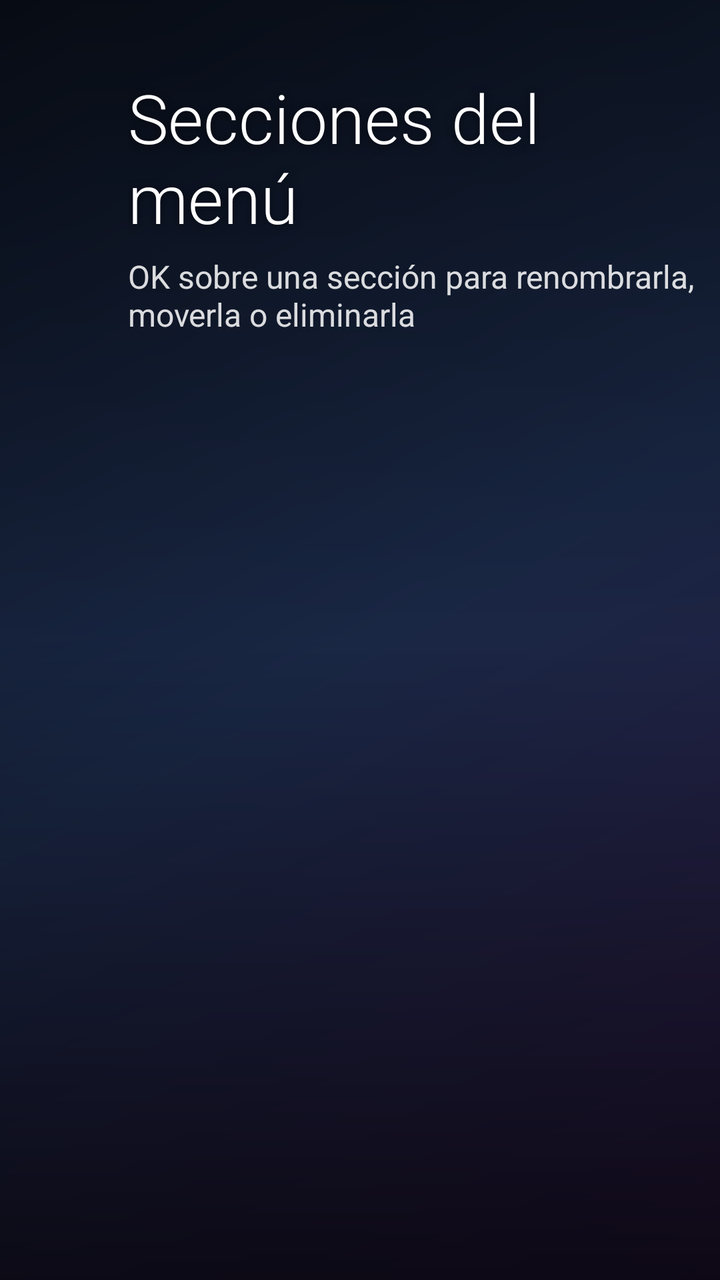
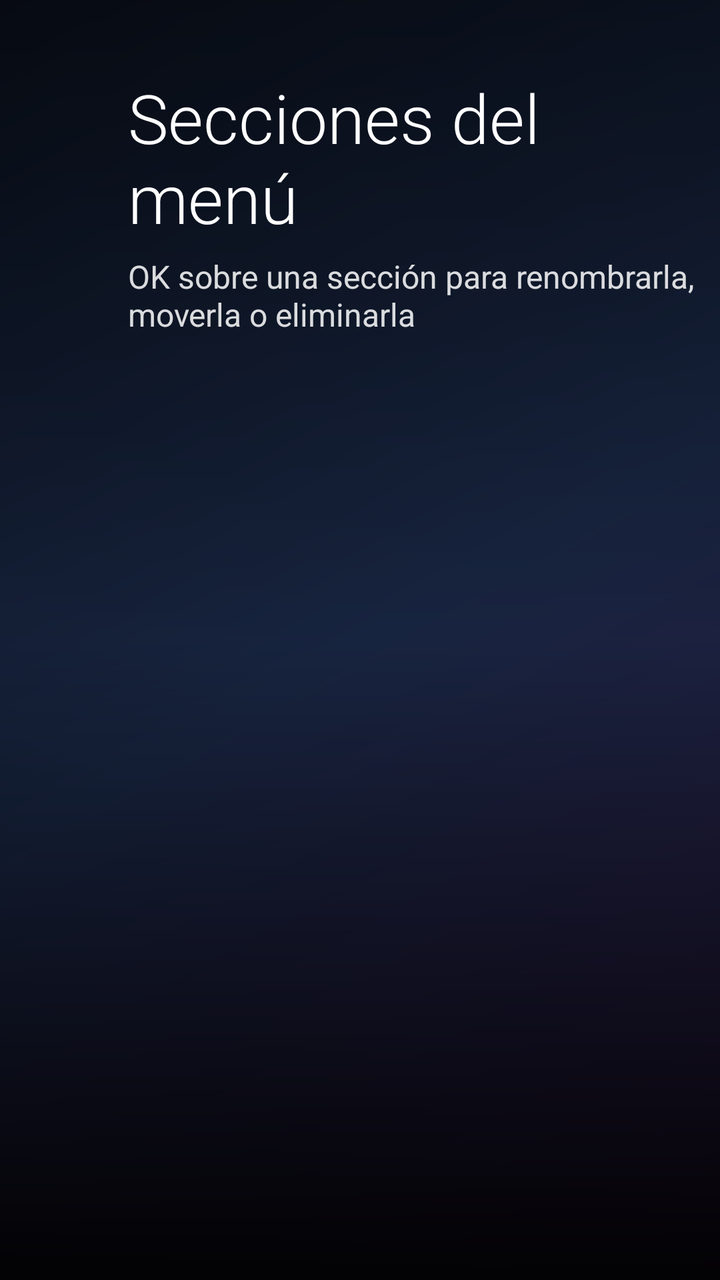

An Android layout rendered at two revisions. The XML below is the earlier revision; the diff shows what the commit changed to produce the second picture.
<!-- AndroidManifest.xml: application theme Theme.DavidLauncher -->
<!-- res/layout/activity_sections.xml -->
<?xml version="1.0" encoding="utf-8"?>
<FrameLayout xmlns:android="http://schemas.android.com/apk/res/android"
    android:layout_width="match_parent"
    android:layout_height="match_parent"
    android:background="@drawable/bg_fallback">

    <ImageView
        android:id="@+id/backdrop"
        android:layout_width="match_parent"
        android:layout_height="match_parent"
        android:importantForAccessibility="no"
        android:scaleType="centerCrop" />

    <View
        android:layout_width="match_parent"
        android:layout_height="match_parent"
        android:background="@drawable/scrim" />

    <LinearLayout
        android:layout_width="wrap_content"
        android:layout_height="wrap_content"
        android:layout_marginStart="64dp"
        android:layout_marginTop="36dp"
        android:orientation="vertical">

        <TextView
            android:layout_width="wrap_content"
            android:layout_height="wrap_content"
            android:fontFamily="sans-serif-light"
            android:shadowColor="#99000000"
            android:shadowDy="2"
            android:shadowRadius="10"
            android:text="@string/sections_title"
            android:textColor="#FFFFFF"
            android:textSize="34sp" />

        <TextView
            android:layout_width="wrap_content"
            android:layout_height="wrap_content"
            android:layout_marginTop="6dp"
            android:text="@string/sections_hint"
            android:textColor="#D9FFFFFF"
            android:textSize="16sp" />
    </LinearLayout>

    <ScrollView
        android:id="@+id/panel"
        android:layout_width="match_parent"
        android:layout_height="300dp"
        android:layout_gravity="bottom"
        android:layout_marginStart="32dp"
        android:layout_marginEnd="32dp"
        android:layout_marginBottom="24dp"
        android:overScrollMode="never"
        android:paddingStart="28dp"
        android:paddingTop="14dp"
        android:paddingEnd="28dp"
        android:paddingBottom="14dp"
        android:scrollbars="none">

        <LinearLayout
            android:id="@+id/list"
            android:layout_width="match_parent"
            android:layout_height="wrap_content"
            android:orientation="vertical" />
    </ScrollView>
</FrameLayout>
<!-- resources referenced by this layout -->
<resources>
  <!-- drawable bg_fallback (drawable) -->
  <?xml version="1.0" encoding="utf-8"?>
  <shape xmlns:android="http://schemas.android.com/apk/res/android">
      <gradient android:angle="315" android:startColor="#0B1220" android:centerColor="#1B2A4A" android:endColor="#2E1A47" />
  </shape>
  <!-- drawable scrim (drawable) -->
  <?xml version="1.0" encoding="utf-8"?>
  <shape xmlns:android="http://schemas.android.com/apk/res/android">
      <gradient android:angle="90" android:startColor="#B3000000" android:centerColor="#14000000" android:endColor="#66000000" />
  </shape>
  <string name="sections_hint">OK sobre una sección para renombrarla, moverla o eliminarla</string>
  <string name="sections_title">Secciones del menú</string>
  <style name="Theme.DavidLauncher" parent="@android:style/Theme.Material.NoActionBar.Fullscreen">
          <item name="android:windowBackground">@drawable/bg_fallback</item>
          <item name="android:windowShowWallpaper">false</item>
          <item name="android:windowAnimationStyle">@null</item>
          <item name="android:colorAccent">#FFFFFF</item>
      </style>
</resources>

<!-- the commit's change to res/layout/activity_sections.xml (unified diff, before → after) -->
@@ -27,9 +27,6 @@
             android:layout_width="wrap_content"
             android:layout_height="wrap_content"
             android:fontFamily="sans-serif-light"
-            android:shadowColor="#99000000"
-            android:shadowDy="2"
-            android:shadowRadius="10"
             android:text="@string/sections_title"
             android:textColor="#FFFFFF"
             android:textSize="34sp" />
<!-- resource entries referenced after the edit -->
@@ -8,15 +8,25 @@
   <!-- drawable scrim (drawable) -->
   <?xml version="1.0" encoding="utf-8"?>
   <shape xmlns:android="http://schemas.android.com/apk/res/android">
-      <gradient android:angle="90" android:startColor="#B3000000" android:centerColor="#14000000" android:endColor="#66000000" />
+      <gradient
+          android:angle="90"
+          android:centerColor="#26000000"
+          android:centerY="0.5"
+          android:endColor="#73000000"
+          android:startColor="#F2000000" />
   </shape>
   <string name="sections_hint">OK sobre una sección para renombrarla, moverla o eliminarla</string>
   <string name="sections_title">Secciones del menú</string>
   <style name="Theme.DavidLauncher" parent="@android:style/Theme.Material.NoActionBar.Fullscreen">
-          <item name="android:windowBackground">@drawable/bg_fallback</item>
+          <item name="android:windowBackground">@drawable/bg_solid</item>
           <item name="android:windowShowWallpaper">false</item>
           <item name="android:windowAnimationStyle">@null</item>
           <item name="android:colorAccent">#FFFFFF</item>
       </style>
+  <!-- drawable bg_solid (drawable) -->
+  <?xml version="1.0" encoding="utf-8"?>
+  <shape xmlns:android="http://schemas.android.com/apk/res/android">
+      <solid android:color="#0A0F1C" />
+  </shape>
 </resources>
 
